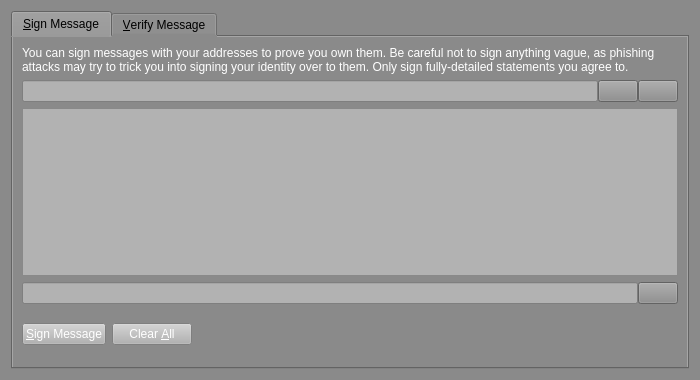
Sterlingcoin/Sterlingcoin-1.6.2.0-Release, file src/qt/forms/signverifymessagedialog.ui: the form before one commit.
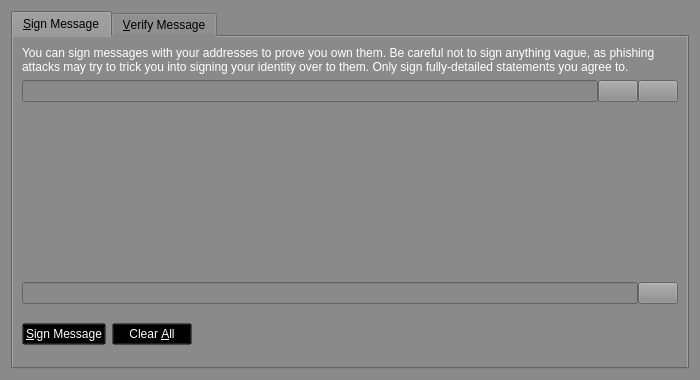
The form after the commit. The open tabs and pages were chosen to show the change. Icons and pictures are not drawn. Custom widgets are drawn as their Qt base class.

What changed in the file:
```diff
--- a/src/qt/forms/signverifymessagedialog.ui
+++ b/src/qt/forms/signverifymessagedialog.ui
@@ -840,8 +840,7 @@
             <string>The address to sign the message with (e.g. Sjz75uKHzUQJnSdzvpiigEGxseKkDhQToX)</string>
            </property>
            <property name="styleSheet">
-            <string notr="true">background-color: rgb(178,178,178);
-color: rgb(255,255,255);</string>
+            <string notr="true"></string>
            </property>
            <property name="maxLength">
             <number>34</number>
@@ -896,8 +895,7 @@
           <string>Enter the message you want to sign here</string>
          </property>
          <property name="styleSheet">
-          <string notr="true">background-color: rgb(178,178,178);
-color: rgb(255,255,255);</string>
+          <string notr="true">background: transparent;</string>
          </property>
         </widget>
        </item>
@@ -1086,8 +1084,7 @@
             </font>
            </property>
            <property name="styleSheet">
-            <string notr="true">background-color: rgb(178,178,178);
-color: rgb(255,255,255);</string>
+            <string notr="true"></string>
            </property>
            <property name="readOnly">
             <bool>true</bool>
@@ -1374,8 +1371,7 @@
             <string>Sign the message to prove you own this Sterlingcoin address</string>
            </property>
            <property name="styleSheet">
-            <string notr="true">background-color: rgb(178,178,178);
-color: rgb(255,255,255);</string>
+            <string notr="true">background: transparent;</string>
            </property>
            <property name="text">
             <string>&amp;Sign Message</string>
@@ -1594,8 +1590,7 @@
             <string>Reset all sign message fields</string>
            </property>
            <property name="styleSheet">
-            <string notr="true">background-color: rgb(178,178,178);
-color: rgb(255,255,255);</string>
+            <string notr="true">background: transparent;</string>
            </property>
            <property name="text">
             <string>Clear &amp;All</string>
```
Left out of the diff: 17 changed lines with no effect on the pictures.
